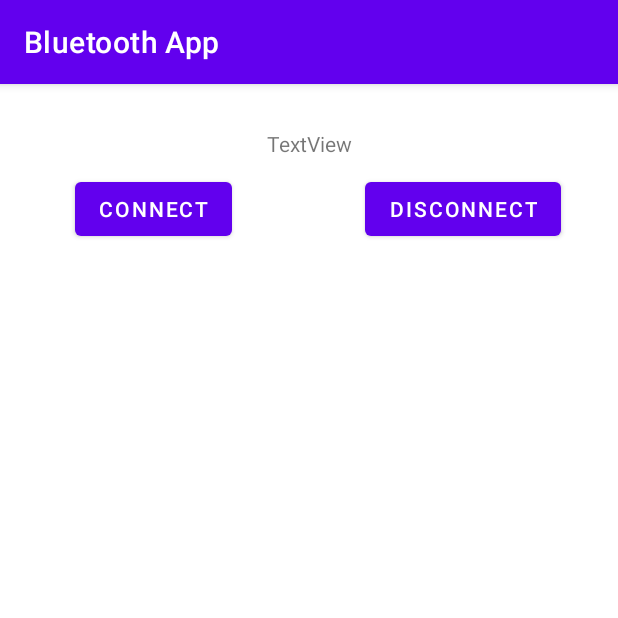
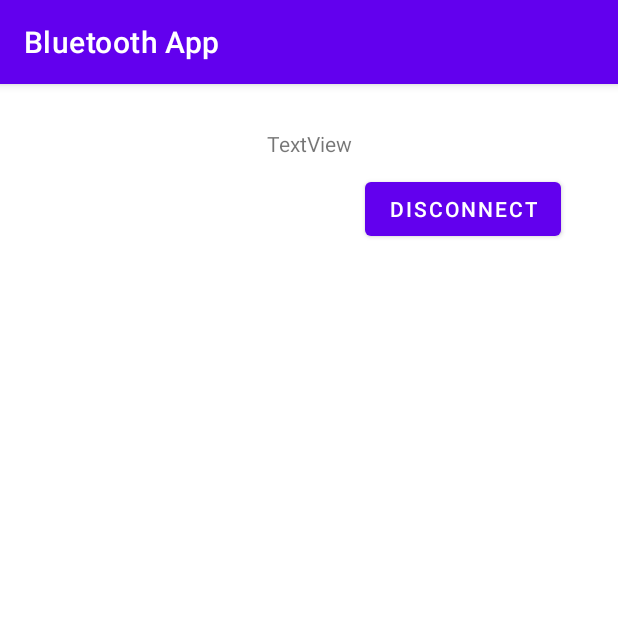
Before and after one commit to talgat0528/Bluetooth-App, an Android app: the DeviceActivity screen opened directly, with no data from a screen before it, after a tap on "CONNECT", on a phone screen of 412 x 824 dp, the top half of it. Run offline under Robolectric (Android 15) with nearby library versions, the phone set to English and light mode, and no system bars; 6 statements that could not run were skipped.

Commit message:
fixed an issue where connection could not be established in socket connect. Updated connect/disconnect buttons. Added SendToCloudHelper class. Added Bonded Devices function. Plus other minor details.

```diff
--- a/app/build.gradle
+++ b/app/build.gradle
@@ -28,6 +28,7 @@ android {
 }
 
 dependencies {
+    implementation 'com.squareup.okhttp3:okhttp:3.10.0'
 
     implementation 'androidx.appcompat:appcompat:1.4.1'
     implementation 'com.google.android.material:material:1.5.0'
--- a/app/src/main/AndroidManifest.xml
+++ b/app/src/main/AndroidManifest.xml
@@ -13,6 +13,7 @@
     <uses-permission android:name="android.permission.ACCESS_COARSE_LOCATION" />
     <uses-permission android:name="android.permission.ACCESS_BACKGROUND_LOCATION" />
     <uses-permission android:name="android.permission.BLUETOOTH_SCAN" />
+    <uses-permission android:name="android.permission.INTERNET" />
 
     <application
         android:allowBackup="true"
--- a/app/src/main/java/com/example/bluetoothapp/DeviceActivity.java
+++ b/app/src/main/java/com/example/bluetoothapp/DeviceActivity.java
@@ -13,21 +13,27 @@ import android.content.pm.PackageManager;
 import android.os.Bundle;
 import android.os.Handler;
 import android.os.Message;
+import android.util.Log;
 import android.view.View;
+import android.view.ViewStub;
 import android.widget.Button;
 import android.widget.TextView;
 import android.widget.Toast;
 
 import java.io.IOException;
+import java.lang.reflect.InvocationTargetException;
+import java.lang.reflect.Method;
 import java.util.UUID;
 
 public class DeviceActivity extends AppCompatActivity {
 
     public static final String DEVICE_NAME = "deviceName";
     public static final String DEVICE_OBJECT = "deviceObject";
-    UUID uuid = UUID.fromString("31385f4a-83c1-4970-8436-09d8a132774c");
+    public static final String DEVICE_ADDRESS = "deviceAddress";
+    public static final UUID uuid = UUID.fromString("00001101-0000-1000-8000-00805F9B34FB");
     private static final int STATE_CONNECTED = 1;
     private static final int STATE_CONNECTION_FAILED = 2;
+    private static final int STATE_DISCONNECTED = 3;
     private Button btnConnectToDevice, btnDiscFromDevice;
     private TextView txtDeviceTitle;
     private BluetoothAdapter bluetoothAdapter = BluetoothAdapter.getDefaultAdapter();
@@ -42,7 +48,7 @@ public class DeviceActivity extends AppCompatActivity {
 
         Intent intent = getIntent();
         if (intent != null) {
-            Device deviceObj = (Device) intent.getExtras().getSerializable(DEVICE_OBJECT);
+            String deviceAddress = intent.getStringExtra(DEVICE_ADDRESS);
             if (ActivityCompat.checkSelfPermission(this, Manifest.permission.BLUETOOTH_CONNECT) != PackageManager.PERMISSION_GRANTED) {
                 // TODO: Consider calling
                 //    ActivityCompat#requestPermissions
@@ -53,8 +59,10 @@ public class DeviceActivity extends AppCompatActivity {
                 // for ActivityCompat#requestPermissions for more details.
 
             }
-            txtDeviceTitle.setText(deviceObj.getName());
-            btDevice = deviceObj.getBtdevice();
+            btDevice = bluetoothAdapter.getRemoteDevice(deviceAddress);
+
+
+            txtDeviceTitle.setText(btDevice.getName());
         }
         btnConnectToDevice.setOnClickListener(new View.OnClickListener() {
             @Override
@@ -80,11 +88,26 @@ public class DeviceActivity extends AppCompatActivity {
                 case STATE_CONNECTED:
                     //set the text
                     Toast.makeText(DeviceActivity.this, "CONNECTED", Toast.LENGTH_SHORT).show();
+                    btnConnectToDevice.setVisibility(View.GONE);
+                    btnDiscFromDevice.setVisibility(View.VISIBLE);
+                    DatabaseHelper databaseHelper = new DatabaseHelper(DeviceActivity.this);
+                    boolean b = databaseHelper.addDevice(new Device(btDevice.getName(), btDevice.getAddress()));
+                    Toast.makeText(DeviceActivity.this, "Data added to the local database: " + b, Toast.LENGTH_SHORT).show();
+                    SendToCloudHelper sendToCloudHelper = new SendToCloudHelper();
+                    if (ActivityCompat.checkSelfPermission(DeviceActivity.this, Manifest.permission.INTERNET) != PackageManager.PERMISSION_GRANTED) {
+                        requestPermission(Manifest.permission.INTERNET, 1);
+
+                    }
+                    sendToCloudHelper.sendData();
                     break;
                 case STATE_CONNECTION_FAILED:
                     //set the text
                     Toast.makeText(DeviceActivity.this, "CONNECTION FAILED", Toast.LENGTH_SHORT).show();
                     break;
+                case STATE_DISCONNECTED:
+                    Toast.makeText(DeviceActivity.this, "DISCONNECTED", Toast.LENGTH_SHORT).show();
+                    btnConnectToDevice.setVisibility(View.VISIBLE);
+                    btnDiscFromDevice.setVisibility(View.GONE);
                 default:
                     break;
             }
@@ -118,8 +141,8 @@ public class DeviceActivity extends AppCompatActivity {
 
         public ConnectThread(BluetoothDevice device) {
 
-            device1 = device;
-            try {
+            device1 = bluetoothAdapter.getRemoteDevice(device.getAddress());
+            /*try {
                 if (ActivityCompat.checkSelfPermission(DeviceActivity.this, Manifest.permission.BLUETOOTH_CONNECT) != PackageManager.PERMISSION_GRANTED) {
                     // TODO: Consider calling
                     //    ActivityCompat#requestPermissions
@@ -131,11 +154,34 @@ public class DeviceActivity extends AppCompatActivity {
                     requestPermission(Manifest.permission.BLUETOOTH, 1);
                 }
 
-                socket = device1.createRfcommSocketToServiceRecord(uuid);
-                //socket = device1.createInsecureRfcommSocketToServiceRecord(uuid);
+                //socket = device1.createRfcommSocketToServiceRecord(uuid);
+
+                socket = device1.createInsecureRfcommSocketToServiceRecord(uuid);
             } catch (IOException e) {
                 e.printStackTrace();
+            }*/
+            try {
+                socket = (BluetoothSocket) device1.getClass().getMethod("createRfcommSocket", new Class[] { int.class } ).invoke(device1, 10);
+            } catch (IllegalAccessException e) {
+                e.printStackTrace();
+            } catch (InvocationTargetException e) {
+                e.printStackTrace();
+            } catch (NoSuchMethodException e) {
+                e.printStackTrace();
             }
+            /*Method m = null;
+            try {
+                m = device1.getClass().getMethod("createRfcommSocket", int.class);
+            } catch (NoSuchMethodException e) {
+                e.printStackTrace();
+            }
+            try {
+                socket = (BluetoothSocket) m.invoke(device1, 1);
+            } catch (IllegalAccessException e) {
+                e.printStackTrace();
+            } catch (InvocationTargetException e) {
+                e.printStackTrace();
+            }*/
         }
 
         public void run() {
@@ -149,20 +195,38 @@ public class DeviceActivity extends AppCompatActivity {
                 // for ActivityCompat#requestPermissions for more details.
 
             }
-            if (bluetoothAdapter.isDiscovering()) {
-                bluetoothAdapter.cancelDiscovery();
-            }
+
+            bluetoothAdapter.cancelDiscovery();
+
             try {
+
                 socket.connect();
                 Message message = Message.obtain();
                 message.what = STATE_CONNECTED;
                 btHandler.sendMessage(message);
+
             } catch (IOException e) {
                 e.printStackTrace();
                 Message message = Message.obtain();
                 message.what = STATE_CONNECTION_FAILED;
                 btHandler.sendMessage(message);
             }
+            btnDiscFromDevice.setOnClickListener(new View.OnClickListener() {
+                @Override
+                public void onClick(View view) {
+                    cancel();
+                    Message message = Message.obtain();
+                    message.what = STATE_DISCONNECTED;
+                    btHandler.sendMessage(message);
+                }
+            });
+        }
+        public void cancel() {
+            try {
+                socket.close();
+            } catch (IOException e) {
+                Log.e("SOCKET PROBLEM", "Could not close the client socket", e);
+            }
         }
     }
 }
--- a/app/src/main/java/com/example/bluetoothapp/DeviceRecViewAdapter.java
+++ b/app/src/main/java/com/example/bluetoothapp/DeviceRecViewAdapter.java
@@ -1,5 +1,6 @@
 package com.example.bluetoothapp;
 
+import static com.example.bluetoothapp.DeviceActivity.DEVICE_ADDRESS;
 import static com.example.bluetoothapp.DeviceActivity.DEVICE_NAME;
 import static com.example.bluetoothapp.DeviceActivity.DEVICE_OBJECT;
 
@@ -46,7 +47,7 @@ public class DeviceRecViewAdapter extends RecyclerView.Adapter<DeviceRecViewAdap
             public void onClick(View view) {
                 Intent intent = new Intent(mContext,DeviceActivity.class);
                 //intent.putExtra(DEVICE_NAME, devices.get(holder.getAdapterPosition()).getName());
-                intent.putExtra(DEVICE_OBJECT, (Serializable) devices.get(holder.getAdapterPosition()));
+                intent.putExtra(DEVICE_ADDRESS, devices.get(holder.getAdapterPosition()).getAddress());
                 mContext.startActivity(intent);
             }
         });
--- /dev/null
+++ b/app/src/main/java/com/example/bluetoothapp/SendToCloudHelper.java
@@ -0,0 +1,58 @@
+package com.example.bluetoothapp;
+
+import android.util.Log;
+
+import java.io.IOException;
+import java.net.MalformedURLException;
+import java.net.URL;
+
+import okhttp3.Call;
+import okhttp3.Callback;
+import okhttp3.MediaType;
+import okhttp3.OkHttpClient;
+import okhttp3.Request;
+import okhttp3.RequestBody;
+import okhttp3.Response;
+
+public class SendToCloudHelper {
+
+
+    public static final String mockServer = "https://8a56f495-e1ec-4849-941c-8aab59c4631f.mock.pstmn.io/device";
+
+    public void sendData() {
+        OkHttpClient client = new OkHttpClient().newBuilder()
+                .build();
+        MediaType mediaType = MediaType.parse("application/json");
+        RequestBody body = RequestBody.create(mediaType, "{\n    \"name\": \"deviceName\",\n    \"address\": \"deviceAddress\",\n    \"services\": [\n        {\n        \"uuid\": \"serviceUUID\",\n        \"characteristics\": [\"characteristic1UUID\", \"characteristic2UUID\"]\n        }\n    ]\n}");
+        Request request = new Request.Builder()
+                .url(mockServer)
+                .method("PUT", body)
+                .addHeader("Content-Type", "application/json")
+                .build();
+        Response response;
+        //okhttp allows us to make asynchronous requests using the enqueue method, instead of creating threads
+        client.newCall(request).enqueue(new Callback() {
+            @Override
+            public void onFailure(Call call, IOException e) {
+                e.printStackTrace();
+            }
+
+            @Override
+            public void onResponse(Call call, final Response response) throws IOException {
+                if (!response.isSuccessful()) {
+                    throw new IOException("Unsuccessful: " + response);
+                }
+                if(response.code() == 200){
+                    String responseData = response.body().string();
+                    Log.d("SERVER: ", responseData);
+                }else{
+                    //Server problem
+                    Log.d("SERVER PROBLEM", "COULD NOT SEND DATA");
+                }
+            }
+        });
+
+    }
+
+
+}
--- a/app/src/main/res/layout/activity_device.xml
+++ b/app/src/main/res/layout/activity_device.xml
@@ -14,7 +14,8 @@
         android:text="connect"
         app:layout_constraintEnd_toStartOf="@+id/guideline4"
         app:layout_constraintStart_toStartOf="parent"
-        app:layout_constraintTop_toBottomOf="@+id/txtDeviceTitle" />
+        app:layout_constraintTop_toBottomOf="@+id/txtDeviceTitle"
+        android:visibility="visible"/>
 
     <Button
         android:id="@+id/btnDiscFromDevice"
@@ -24,7 +25,8 @@
         android:text="disconnect"
         app:layout_constraintEnd_toEndOf="parent"
         app:layout_constraintStart_toStartOf="@+id/guideline4"
-        app:layout_constraintTop_toBottomOf="@+id/txtDeviceTitle" />
+        app:layout_constraintTop_toBottomOf="@+id/txtDeviceTitle"
+        android:visibility="gone"/>
 
     <TextView
         android:id="@+id/txtDeviceTitle"
```
Also changed, not shown: app/src/main/java/com/example/bluetoothapp/AllDevicesActivity.java (+21 -5 lines).
